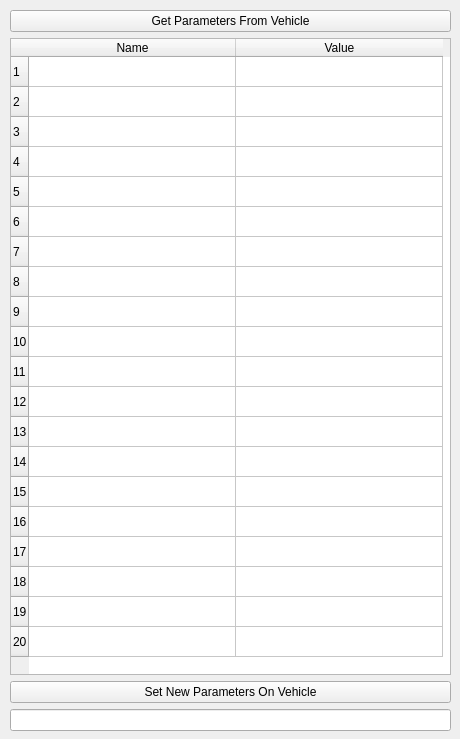
Qt form userinterface/vehicleparameterui.ui (RISE-Dependable-Transport-Systems/WayWise) before a commit.
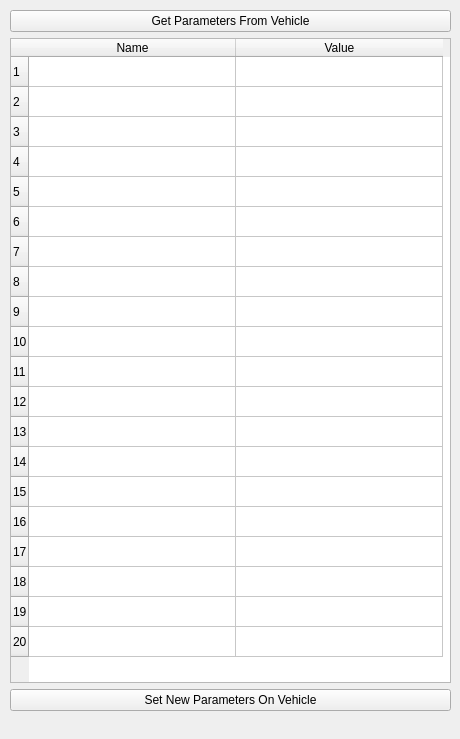
The same form after that commit.

Commit message: VehicleParameterUI: Refactor statusbar

What changed in the file:
```diff
--- a/userinterface/vehicleparameterui.ui
+++ b/userinterface/vehicleparameterui.ui
@@ -207,7 +207,10 @@
      </widget>
     </item>
     <item>
-     <widget class="QLineEdit" name="setNewParameterStatuslineEdit">
+     <widget class="QLabel" name="setNewParameterOnVehicleStatus">
+      <property name="text">
+       <string/>
+      </property>
       <property name="alignment">
        <set>Qt::AlignCenter</set>
       </property>
```
The commit also changes 1 other file.
